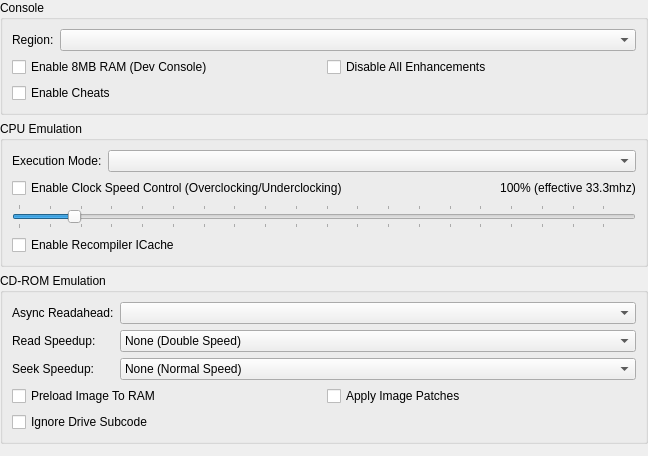
Qt form src/duckstation-qt/consolesettingswidget.ui (kofxi3584karlayang/duckstation) before a commit.
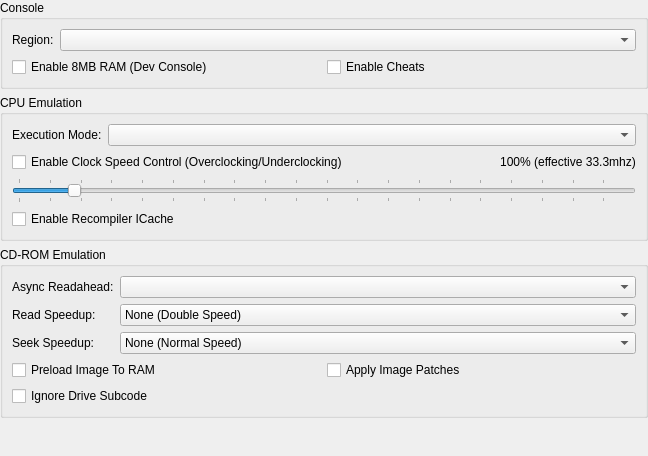
The same form after that commit.

Commit message:
Qt: Rename 'Disable All Enhancements' to 'Safe Mode'
And move it to the bottom of the dialog.

Diff of the .ui file:
```diff
--- a/src/duckstation-qt/consolesettingswidget.ui
+++ b/src/duckstation-qt/consolesettingswidget.ui
@@ -41,13 +41,6 @@
       </item>
       <item row="1" column="0" colspan="2">
        <layout class="QGridLayout" name="gridLayout_2">
-        <item row="0" column="1">
-         <widget class="QCheckBox" name="disableAllEnhancements">
-          <property name="text">
-           <string>Disable All Enhancements</string>
-          </property>
-         </widget>
-        </item>
         <item row="0" column="0">
          <widget class="QCheckBox" name="enable8MBRAM">
           <property name="text">
@@ -55,7 +48,7 @@
           </property>
          </widget>
         </item>
-        <item row="1" column="0">
+        <item row="0" column="1">
          <widget class="QCheckBox" name="enableCheats">
           <property name="text">
            <string>Enable Cheats</string>
```
Left out of the diff: 12 changed lines with no effect on the pictures. The commit also changes 5 other files.
